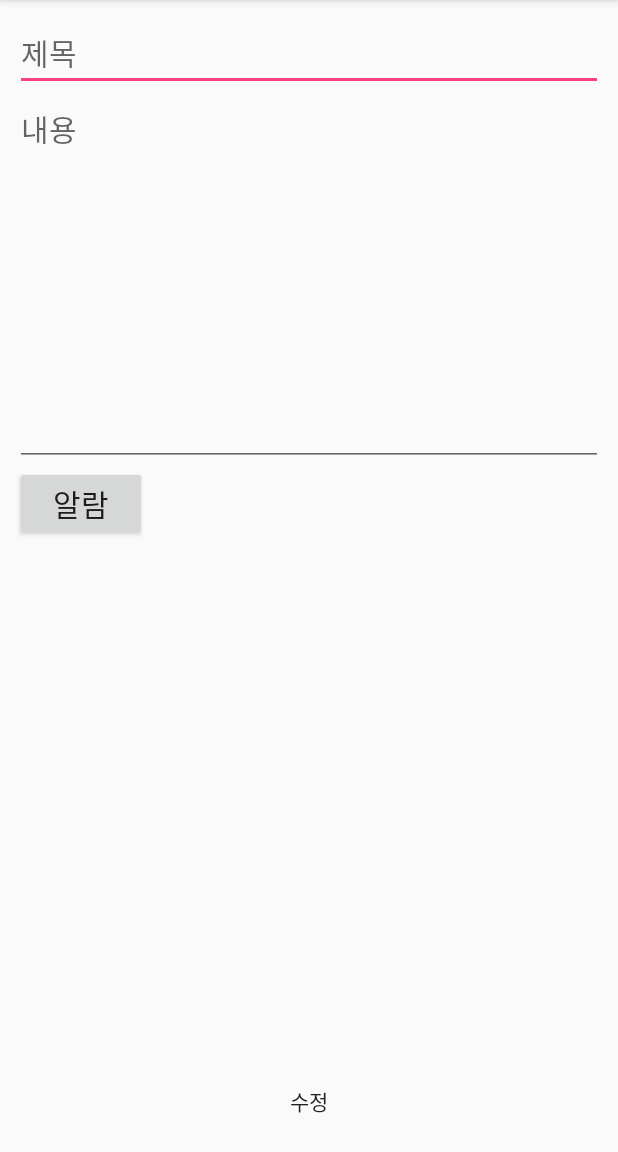
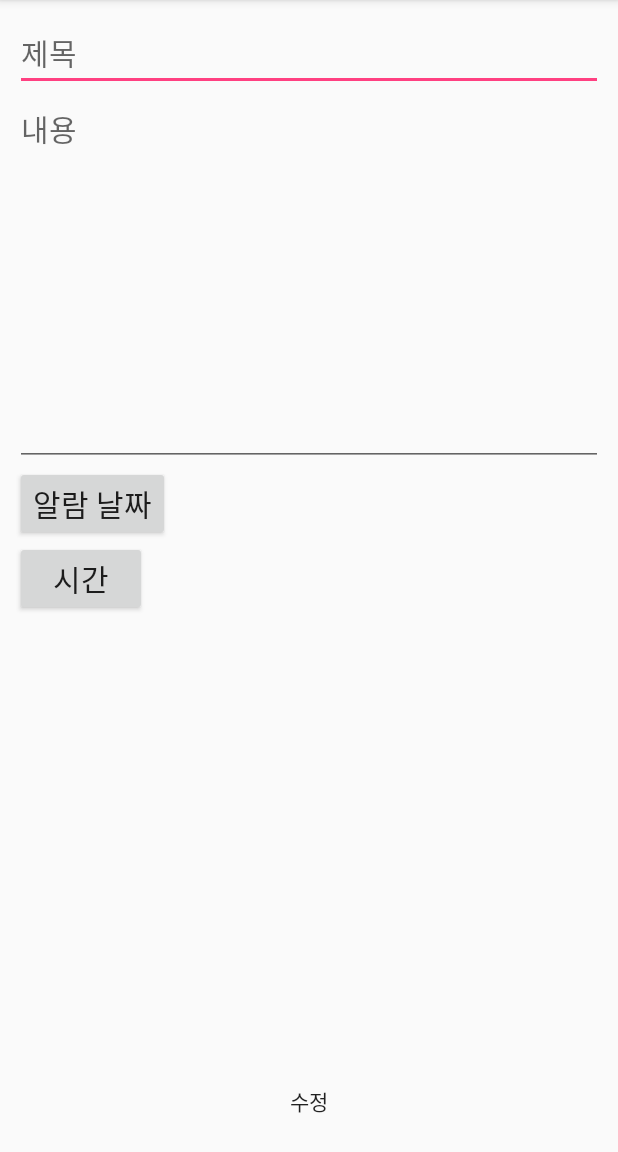
Before and after one commit to ggwang100/Todo, an Android app: the read screen opened directly, with no data from a screen before it, after a tap on "수정", on a phone screen of 412 x 824 dp, the part 84-1236 px from its top. Run offline under Robolectric (Android 15) with nearby library versions, the phone set to English and light mode, and no system bars; 1 statement that could not run was skipped.

Commit message:
알림 매니저 설정을 위한 타임피커다이얼로그 추가 및 소스 작성, sql 칼람 추가, ui 변경

```diff
--- a/app/src/main/java/com/example/gwangtae/todo/edit_record.java
+++ b/app/src/main/java/com/example/gwangtae/todo/edit_record.java
@@ -1,6 +1,7 @@
 package com.example.gwangtae.todo;
 
 import android.app.DatePickerDialog;
+import android.app.TimePickerDialog;
 import android.content.Intent;
 import android.os.Bundle;
 import android.support.v7.app.AppCompatActivity;
@@ -9,7 +10,9 @@ import android.widget.Button;
 import android.widget.DatePicker;
 import android.widget.EditText;
 import android.widget.TextView;
+import android.widget.TimePicker;
 
+import java.sql.Time;
 import java.util.Calendar;
 
 import DB.DBHelper;
@@ -17,8 +20,8 @@ import DB.DBHelper;
 public class edit_record extends AppCompatActivity {
 
     EditText edit_title, edit_content;
-    TextView text_alarm;
-    int YEAR, MONTH, DAY, ID;
+    TextView text_alarm_date, text_alarm_time;
+    int YEAR, MONTH, DAY, HOUR, MINUTE, ID;
     Intent mode;
 
     Button btn_add, btn_update;
@@ -33,10 +36,13 @@ public class edit_record extends AppCompatActivity {
         YEAR = Calendar.getInstance().get(Calendar.YEAR); // 현재 년도를 가져온다.
         MONTH = Calendar.getInstance().get(Calendar.MONTH); // 현재 월을 가져온다. 기본으로 0월부터 11월까지 설정되어 있어 +1 증가해줘야 1월부터 12월까지 표기된다.
         DAY = Calendar.getInstance().get(Calendar.DAY_OF_MONTH); // 현재 일을 가져온다.
+        HOUR = Calendar.getInstance().get(Calendar.HOUR_OF_DAY);
+        MINUTE = Calendar.getInstance().get(Calendar.MINUTE);
 
         edit_content = (EditText) findViewById(R.id.edit_content);
         edit_title = (EditText) findViewById(R.id.edit_title);
-        text_alarm = (TextView) findViewById(R.id.text_alarm);
+        text_alarm_date = (TextView) findViewById(R.id.text_alarm_date);
+        text_alarm_time = (TextView) findViewById(R.id.text_alarm_time);
 
         if(mode.getStringExtra("MODE").equals("READ")){
             btn_update = (Button) findViewById(R.id.btn_update);
@@ -48,41 +54,58 @@ public class edit_record extends AppCompatActivity {
             ID = Integer.parseInt(mode.getStringExtra("ID"));
             edit_title.setText(mode.getStringExtra("TITLE"));
             edit_content.setText(mode.getStringExtra("CONTENT"));
-            text_alarm.setText(mode.getStringExtra("ALARM"));
+            text_alarm_date.setText(mode.getStringExtra("ALARM_DATE"));
+            text_alarm_time.setText(mode.getStringExtra("ALARM_TIME"));
 
             btn_add.setVisibility(View.GONE);
         }
     }
 
-    private DatePickerDialog.OnDateSetListener listener = new DatePickerDialog.OnDateSetListener() { // 다이얼로그 선택했으면 해당 리스너를 불러올 수 있다.
+    private DatePickerDialog.OnDateSetListener date_listener = new DatePickerDialog.OnDateSetListener() { // 다이얼로그 선택했으면 해당 리스너를 불러올 수 있다.
         @Override
         public void onDateSet(DatePicker view, int year, int monthOfYear, int dayOfMonth) {
-            text_alarm.setText(year + "-" +( monthOfYear + 1)+ "-" + dayOfMonth);
+//            String msg = String.format("%d-%d-%d", year,monthOfYear+1, dayOfMonth);
+            text_alarm_date.setText(year + "-" +( monthOfYear + 1)+ "-" + dayOfMonth);
             // 1. 메인에서 YEAR, MONTH, DAY에서 현재 날짜를 가져온 후
             // 2. onClick 메소드에서 날짜 선택 버튼을 누르면 다이럴로그 창이 띄우는데 메인에서 구한 현재날짜를 다이얼로그에 보여준다.
             // 3. 다이얼로그 창에서 보여준 날짜를 임의로 선택해서 OK를 누를 꼉우 Toast 메시지를 뿌려주면서 임의로 선택한 날짜를 메시지로 통해 볼 수 있다.
         }
     };
 
+    private TimePickerDialog.OnTimeSetListener time_listener = new TimePickerDialog.OnTimeSetListener() {
+        @Override
+        public void onTimeSet(TimePicker view, int hourOfDay, int minute) {
+//            String msg = String.format("%d:%d", hourOfDay, minute);
+            text_alarm_time.setText(hourOfDay + ":" + minute);
+        }
+    };
+
     public void onClick(View view){
         int id = view.getId();
 
-        if(id == R.id.btn_alarm){
-            DatePickerDialog dialog = new DatePickerDialog(this, listener, YEAR, MONTH, DAY); // 날짜 선택할 수 있는 다이얼로그창을 띄운다.
+        if(id == R.id.btn_alarm_date){
+            DatePickerDialog dialog = new DatePickerDialog(this, date_listener, YEAR, MONTH, DAY); // 날짜 선택할 수 있는 다이얼로그창을 띄운다.
+            dialog.show(); // 다이얼로그 띄우기
+        }
+
+        if(id == R.id.btn_alarm_time){
+            TimePickerDialog dialog = new TimePickerDialog(this, time_listener, HOUR, MINUTE, true); // 날짜 선택할 수 있는 다이얼로그창을 띄운다.
             dialog.show(); // 다이얼로그 띄우기
         }
 
         if (id == R.id.btn_add) { // 추가 버튼
              Intent intent = new Intent();
 
-             if(text_alarm.getText() == null && text_alarm.getText().length() == 0){
+             if(text_alarm_date.getText() == null && text_alarm_date.getText().length() == 0){
                  intent.putExtra("TITLE", edit_title.getText().toString());
                  intent.putExtra("CONTENT", edit_content.getText().toString());
-                 intent.putExtra("ALARM", "null");
+                 intent.putExtra("ALARM_DATE", "null");
+                 intent.putExtra("ALARM_TIME", "null");
              } else {
                  intent.putExtra("TITLE", edit_title.getText().toString());
                  intent.putExtra("CONTENT", edit_content.getText().toString());
-                 intent.putExtra("ALARM", text_alarm.getText());
+                 intent.putExtra("ALARM_DATE", text_alarm_date.getText());
+                 intent.putExtra("ALARM_TIME", text_alarm_time.getText());
              }
 
              setResult(1, intent);
@@ -94,9 +117,10 @@ public class edit_record extends AppCompatActivity {
 
             intent.putExtra("TITLE", edit_title.getText().toString());
             intent.putExtra("CONTENT", edit_content.getText().toString());
-            intent.putExtra("ALARM", text_alarm.getText());
+            intent.putExtra("ALARM_DATE", text_alarm_date.getText());
+            intent.putExtra("ALARM_TIME", text_alarm_time.getText());
             DBHelper dbHelper = new DBHelper(this);
-            dbHelper.onUpdate(ID, edit_title.getText().toString(), edit_content.getText().toString(), text_alarm.getText().toString());
+            dbHelper.onUpdate(ID, edit_title.getText().toString(), edit_content.getText().toString(), text_alarm_date.getText().toString(), text_alarm_time.getText().toString());
             setResult(1, intent);
             finish();
         }
--- a/app/src/main/java/com/example/gwangtae/todo/read.java
+++ b/app/src/main/java/com/example/gwangtae/todo/read.java
@@ -6,10 +6,12 @@ import android.support.v7.app.AppCompatActivity;
 import android.view.View;
 import android.widget.TextView;
 
+import org.w3c.dom.Text;
+
 public class read extends AppCompatActivity{
 
-    TextView TITLE, CONTENT, ALARM, CREATE_DATE;
-    String UPDATE_TITLE, UPDATE_ALARM;
+    TextView TITLE, CONTENT, ALARM_DATE, CREATE_DATE, ALARM_TIME;
+    String UPDATE_ALARM_DATE, UPDATE_ALARM_TIME, UPDATE_TITLE;
     Intent data;
 
     boolean update_ok;
@@ -23,13 +25,15 @@ public class read extends AppCompatActivity{
 
         TITLE = (TextView) findViewById(R.id.text_title);
         CONTENT = (TextView) findViewById(R.id.text_content);
-        ALARM = (TextView) findViewById(R.id.text_alarm);
+        ALARM_DATE = (TextView) findViewById(R.id.text_alarm_date);
+        ALARM_TIME = (TextView) findViewById(R.id.text_alarm_time);
         CREATE_DATE = (TextView) findViewById(R.id.text_date);
 
 
         TITLE.setText("제목 : " + data.getStringExtra("TITLE"));
         CONTENT.setText(data.getStringExtra("CONTENT"));
-        ALARM.setText("알람 : " + data.getStringExtra("ALARM"));
+        ALARM_DATE.setText("알람 날짜 : " + data.getStringExtra("ALARM_DATE"));
+        ALARM_TIME.setText("시간 : : " + data.getStringExtra("ALARM_TIME"));
         CREATE_DATE.setText("작성 날짜 : " + data.getStringExtra("CREATE_DATE"));
     }
 
@@ -50,13 +54,15 @@ public class read extends AppCompatActivity{
                 intent.putExtra("ID",data.getStringExtra("ID"));
                 intent.putExtra("TITLE", UPDATE_TITLE);
                 intent.putExtra("CONTENT", CONTENT.getText().toString());
-                intent.putExtra("ALARM", UPDATE_ALARM);
+                intent.putExtra("ALARM_DATE", UPDATE_ALARM_DATE);
+                intent.putExtra("ALARM_TIME", UPDATE_ALARM_TIME);
             } else {
                 intent.putExtra("MODE", "UPDATE");
                 intent.putExtra("ID",data.getStringExtra("ID"));
                 intent.putExtra("TITLE",data.getStringExtra("TITLE"));
                 intent.putExtra("CONTENT", data.getStringExtra("CONTENT"));
-                intent.putExtra("ALARM", data.getStringExtra("ALARM"));
+                intent.putExtra("ALARM_DATE", data.getStringExtra("ALARM_DATE"));
+                intent.putExtra("ALARM_TIME", data.getStringExtra("ALARM_TIME"));
             }
 
             startActivityForResult(intent, 1001);
@@ -77,11 +83,13 @@ public class read extends AppCompatActivity{
         if(requestCode == 1001 && resultCode == 1){
             update_ok = true;
             UPDATE_TITLE = data.getStringExtra("TITLE");
-            UPDATE_ALARM = data.getStringExtra("ALARM");
+            UPDATE_ALARM_DATE = data.getStringExtra("ALARM_DATE");
+            UPDATE_ALARM_TIME = data.getStringExtra("ALARM_TIME");
 
             TITLE.setText("제목 : " + UPDATE_TITLE);
             CONTENT.setText(data.getStringExtra("CONTENT"));
-            ALARM.setText("알람 : " + UPDATE_ALARM);
+            ALARM_DATE.setText("알람 날짜 : " + UPDATE_ALARM_DATE);
+            ALARM_TIME.setText("시간 : " + UPDATE_ALARM_TIME);
         }
     }
 }
--- a/app/src/main/res/layout/record.xml
+++ b/app/src/main/res/layout/record.xml
@@ -28,22 +28,43 @@
         android:layout_height="wrap_content">
 
         <Button
-            android:id="@+id/btn_alarm"
+            android:id="@+id/btn_alarm_date"
             android:layout_width="wrap_content"
             android:layout_height="wrap_content"
             android:onClick="onClick"
-            android:text="알람"
+            android:text="알람 날짜"
             android:textSize="20sp"
             />
 
         <TextView
-            android:id="@+id/text_alarm"
+            android:id="@+id/text_alarm_date"
             android:layout_width="match_parent"
             android:layout_height="wrap_content"
             android:layout_marginLeft="20dp"
             android:background="#00ff0000"
             />
+    </LinearLayout>
 
+    <LinearLayout
+        android:layout_width="match_parent"
+        android:layout_height="wrap_content">
+
+        <Button
+            android:id="@+id/btn_alarm_time"
+            android:layout_width="wrap_content"
+            android:layout_height="wrap_content"
+            android:onClick="onClick"
+            android:text="시간"
+            android:textSize="20sp"
+            />
+
+        <TextView
+            android:id="@+id/text_alarm_time"
+            android:layout_width="match_parent"
+            android:layout_height="wrap_content"
+            android:layout_marginLeft="20dp"
+            android:background="#00ff0000"
+            />
     </LinearLayout>
 
     <RelativeLayout
```
Also changed, not shown: app/src/main/java/DB/DBHelper.java (+6 -7 lines), app/src/main/java/com/example/gwangtae/todo/MainActivity.java (+5 -5 lines), app/src/main/res/layout/read.xml (+11 -2 lines).
